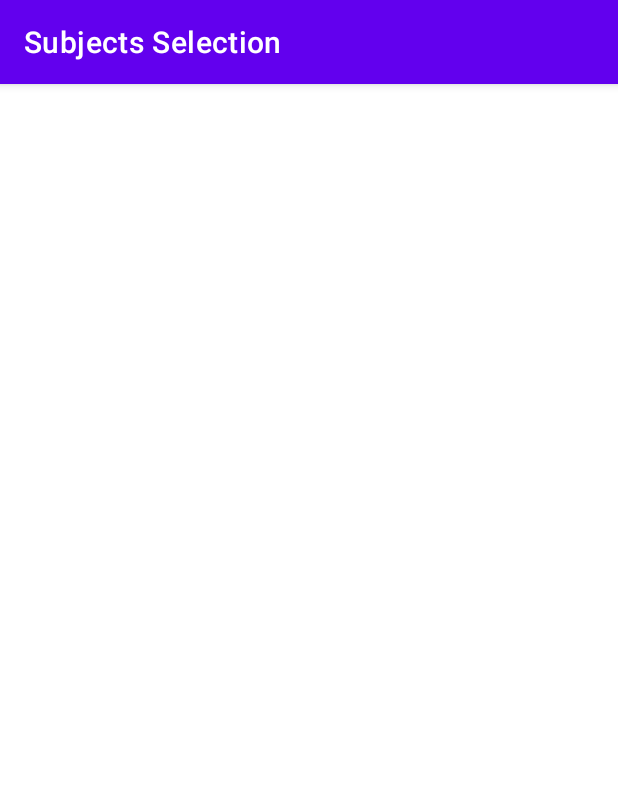
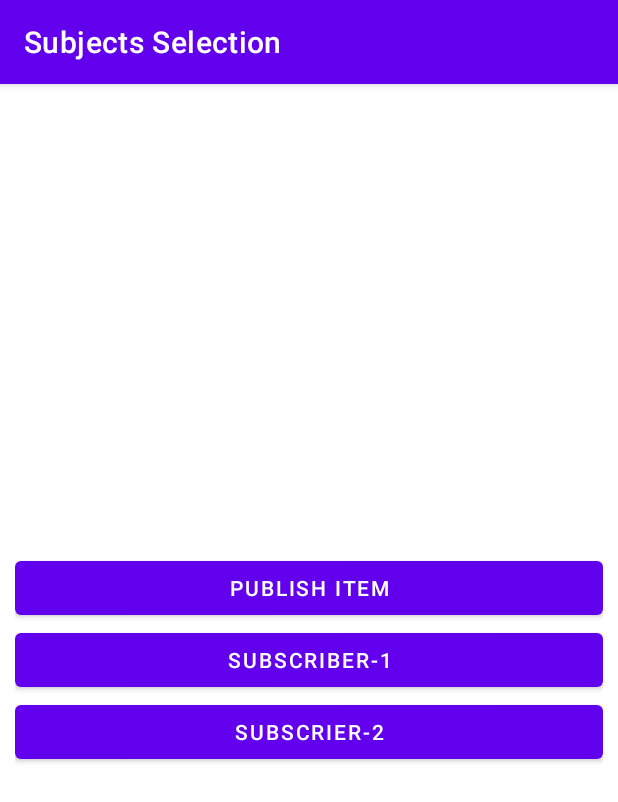
Before and after one commit to devrath/reactive-android-repository, an Android app: the PublishSubjectDemoActivity screen opened directly, with no data from a screen before it, on a phone screen of 412 x 824 dp. Shown: the top 802 px of the screen. Run offline under Robolectric (Android 15) with nearby library versions, the phone set to English and light mode, and no system bars; our stand-ins replace RxJava.

Commit message:
added more code

```diff
--- a/Application/app/src/main/java/com/droid/code/subjects/demo/publishSubjectDemo/PublishSubjectDemoActivity.kt
+++ b/Application/app/src/main/java/com/droid/code/subjects/demo/publishSubjectDemo/PublishSubjectDemoActivity.kt
@@ -3,15 +3,31 @@ package com.droid.code.subjects.demo.publishSubjectDemo
 import android.os.Bundle
 import androidx.appcompat.app.AppCompatActivity
 import com.droid.code.databinding.ActivityPublishSubjectDemoBinding
+import com.droid.code.subjects.demo.utils.DemoPublishSubject
 
 class PublishSubjectDemoActivity : AppCompatActivity() {
 
     private lateinit var binding: ActivityPublishSubjectDemoBinding
+    private val demo = DemoPublishSubject()
 
     override fun onCreate(savedInstanceState: Bundle?) {
         super.onCreate(savedInstanceState)
         binding = ActivityPublishSubjectDemoBinding.inflate(layoutInflater)
         setContentView(binding.root)
+        setOnClickListener()
     }
 
+    private fun setOnClickListener() {
+        binding.btnPublishId.setOnClickListener {
+            demo.addElement()
+        }
+
+        binding.btnSubscriberOneId.setOnClickListener {
+            demo.subscriberOne()
+        }
+
+        binding.btnSubscriberTwoId.setOnClickListener {
+            demo.subscriberTwo()
+        }
+    }
 }
--- a/Application/app/src/main/java/com/droid/code/subjects/demo/utils/DemoPublishSubject.kt
+++ b/Application/app/src/main/java/com/droid/code/subjects/demo/utils/DemoPublishSubject.kt
@@ -8,9 +8,12 @@ class DemoPublishSubject {
 
     private val publishSubject: PublishSubject<Int> = PublishSubject.create<Int>()
 
-    fun addElement(item : Int){
-        Log.d(PROJECT_TAG,"Adding a new element".plus(" ").plus(item).plus(" ").plus("to subscriber"))
-        publishSubject.onNext(item)
+    var count : Int = 1
+
+    fun addElement(){
+        Log.d(PROJECT_TAG,"Adding a new element".plus(" ").plus(count).plus(" ").plus("to subscriber"))
+        publishSubject.onNext(count)
+        count++
     }
 
     fun subscriberOne() {
--- a/Application/app/src/main/res/layout/activity_publish_subject_demo.xml
+++ b/Application/app/src/main/res/layout/activity_publish_subject_demo.xml
@@ -2,6 +2,27 @@
 <LinearLayout xmlns:android="http://schemas.android.com/apk/res/android"
     android:layout_width="match_parent"
     android:layout_height="match_parent"
+    android:gravity="center"
+    android:orientation="vertical"
     android:padding="@dimen/screen_padding">
 
+
+    <Button
+        android:id="@+id/btnPublishId"
+        android:layout_width="match_parent"
+        android:layout_height="wrap_content"
+        android:text="@string/publish_item" />
+
+    <Button
+        android:id="@+id/btnSubscriberOneId"
+        android:layout_width="match_parent"
+        android:layout_height="wrap_content"
+        android:text="@string/subscriber_1" />
+
+    <Button
+        android:id="@+id/btnSubscriberTwoId"
+        android:layout_width="match_parent"
+        android:layout_height="wrap_content"
+        android:text="@string/subscriber_2" />
+
 </LinearLayout>
--- a/Application/app/src/main/res/values/strings.xml
+++ b/Application/app/src/main/res/values/strings.xml
@@ -4,5 +4,8 @@
     <string name="subjects_selection">Subjects Selection</string>
     <string name="demo_selection">Demo Selection</string>
     <string name="publish_subject">Publish Subject</string>
+    <string name="publish_item">Publish Item</string>
+    <string name="subscriber_1">Subscriber-1</string>
+    <string name="subscriber_2">Subscrier-2</string>
     <!-- Strings used for fragments for navigation -->
 </resources>
```
